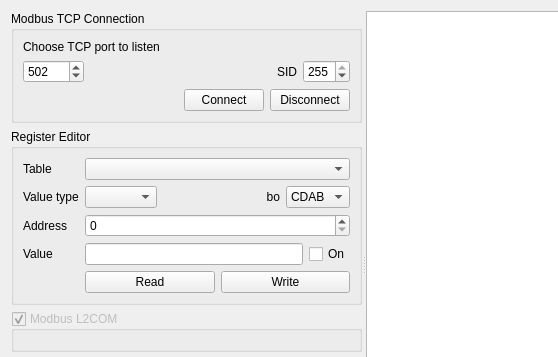
khomchenkovaa/PortListener, file PortListener/modbustcplistener.ui: the form before one commit; both pictures show x 0 to 558 and y 0 to 357 of the 734 by 528 pixel window.
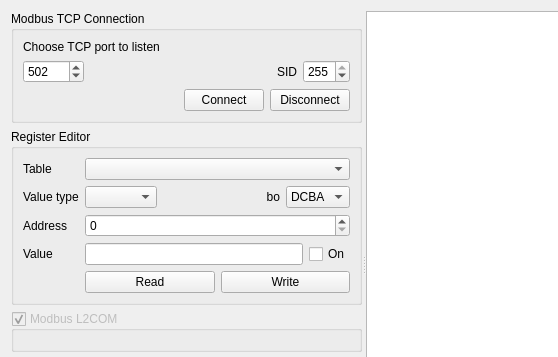
The form after the commit.

```diff
--- a/PortListener/modbustcplistener.ui
+++ b/PortListener/modbustcplistener.ui
@@ -158,7 +158,7 @@
             <item>
              <widget class="QComboBox" name="cmbByteOrder">
               <property name="currentIndex">
-               <number>3</number>
+               <number>1</number>
               </property>
               <item>
                <property name="text">
```
